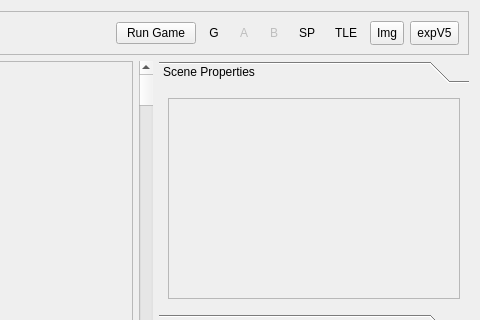
Old version of the form RetroEDv2/tools/sceneeditor.ui in the repository RSDKModding/RetroED; both pictures show x 408 to 888 and y 0 to 320 of the 888 by 471 pixel window.
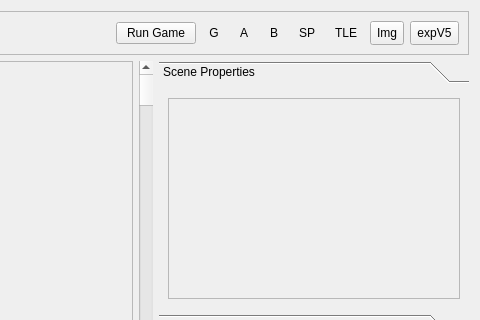
New version of the form. Icons and pictures are not drawn.

Diff of the .ui file:
```diff
--- a/RetroEDv2/tools/sceneeditor.ui
+++ b/RetroEDv2/tools/sceneeditor.ui
@@ -757,7 +757,7 @@
       <item row="0" column="9">
        <widget class="QToolButton" name="showCollisionB">
         <property name="enabled">
-         <bool>false</bool>
+         <bool>true</bool>
         </property>
         <property name="minimumSize">
          <size>
@@ -890,7 +890,7 @@
       <item row="0" column="8">
        <widget class="QToolButton" name="showCollisionA">
         <property name="enabled">
-         <bool>false</bool>
+         <bool>true</bool>
         </property>
         <property name="minimumSize">
          <size>
```
